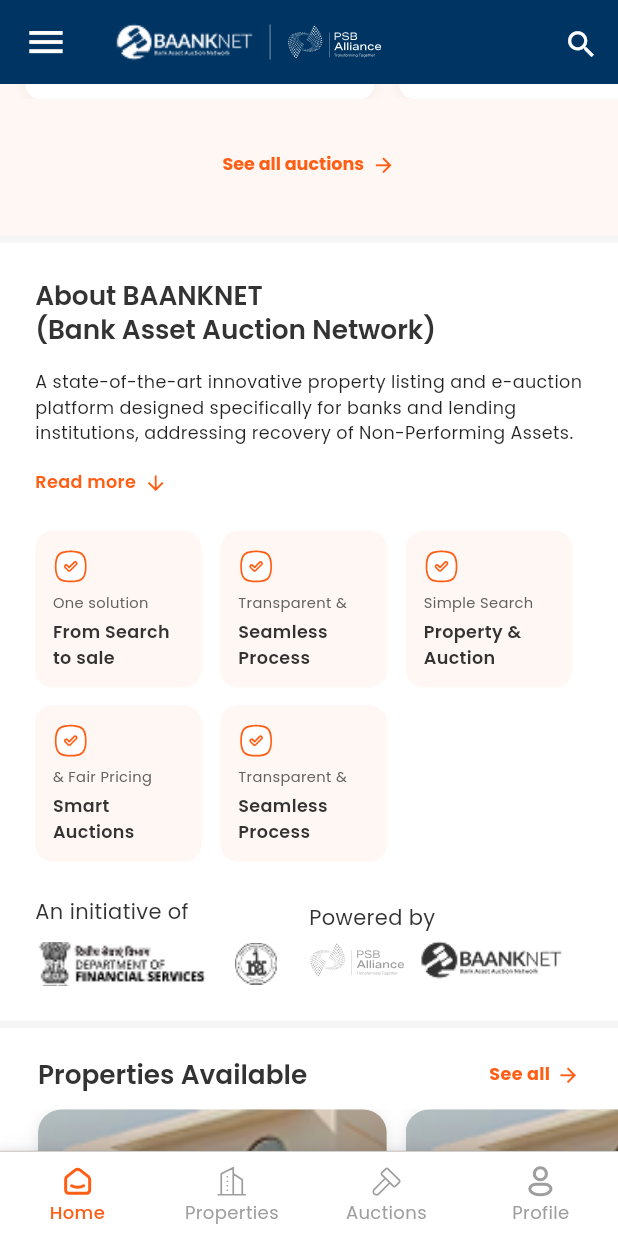
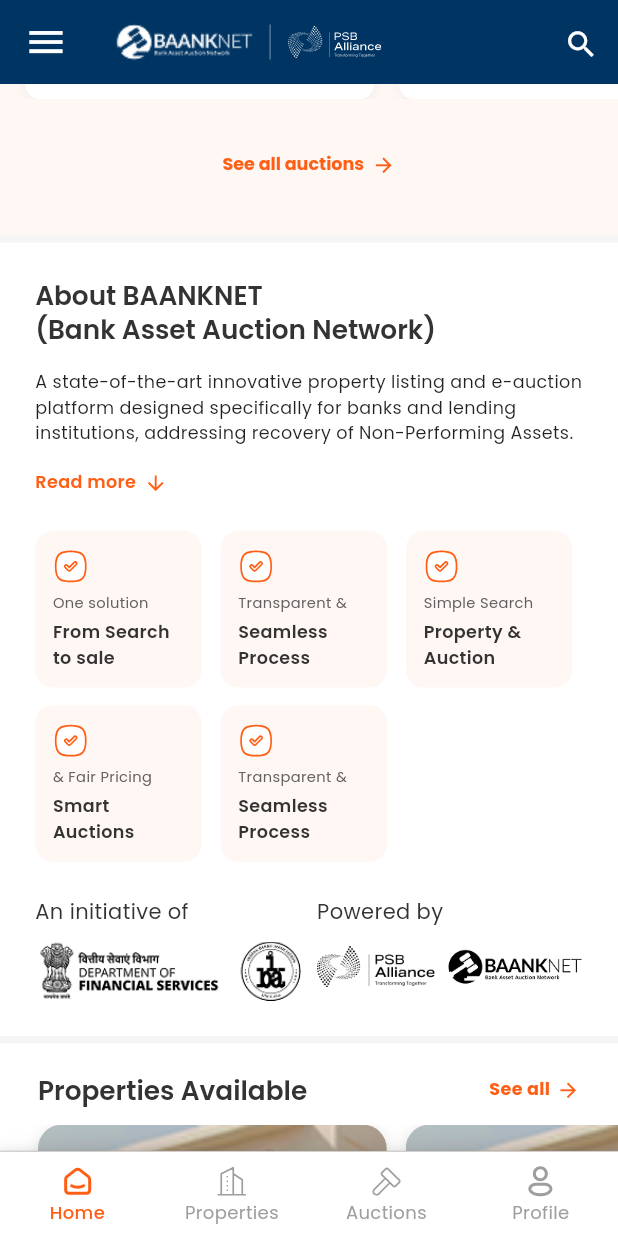
Before and after one commit to SiddhantDevTJ/baanknet-app, a Flutter app: the screen it shows after launch, scrolled down 1728 dp, on a phone screen of 412 x 824 dp. Run offline on Flutter 3.47's test engine with Material 3 defaults, Android fonts, the light colour scheme and no system bars; our stand-ins replace cached_network_image, carousel_slider, dio, flutter_screenutil, flutter_svg, get and 2 more.

```diff
--- a/lib/common/home_page_widgets/about_banknet_section.dart
+++ b/lib/common/home_page_widgets/about_banknet_section.dart
@@ -59,41 +59,36 @@
               ),
               SizedBox(height: 24.h),
               Row(
-                mainAxisAlignment: MainAxisAlignment.spaceBetween,
+                mainAxisAlignment: MainAxisAlignment.start,
+                crossAxisAlignment: CrossAxisAlignment.start,
                 children: [
                   Expanded(
+                    child: Container(
+                      // color: Colors.yellow,
                       child: Column(
+                        mainAxisAlignment: MainAxisAlignment.start,
                         crossAxisAlignment: CrossAxisAlignment.start,
                         children: [
                           Text('An initiative of'),
                           SizedBox(height: 10.h),
 
-                        Row(
-                          children: [
-                            MyImage(assetName: MyImagePath.image22, height: 30.h, width: 110.w),
-                            SizedBox(width: 16.w),
-                            MyImage(assetName: MyImagePath.image24),
-                          ],
-                        ),
+                          MyImage(assetName: MyImagePath.pbLogo1, color: AppTheme.blackColor),
                         ],
                       ),
                     ),
+                  ),
+                  SizedBox(width: 10.w),
                   Expanded(
                     child: Column(
+                      mainAxisAlignment: MainAxisAlignment.start,
+
                       crossAxisAlignment: CrossAxisAlignment.start,
 
                       children: [
                         Text('Powered by'),
-                        SizedBox(height: 5.h),
-                        Row(
-                          children: [
-                            MySvg(assetName: MyImagePath.psbAlliance, color: AppTheme.greyColor, width: 60.w),
-                            SizedBox(width: 10.w),
+                        SizedBox(height: 13.h),
 
-                            MyImage(assetName: MyImagePath.baankknet, width: 90.w),
-                            SizedBox(width: 10.w),
-                          ],
-                        ),
+                        MyImage(assetName: MyImagePath.pbLogo2, color: AppTheme.blackColor),
                       ],
                     ),
                   ),
--- a/lib/utils/theme/my_image_path.dart
+++ b/lib/utils/theme/my_image_path.dart
@@ -25,4 +25,6 @@
   static const String image40 = '${_basePath}image-40.png';
   static const String image41 = '${_basePath}image-41.png';
   static const String image42 = '${_basePath}image-42.png';
+  static const String pbLogo1 = '${_basePath}pb-logo1.png';
+  static const String pbLogo2 = '${_basePath}pb-logo2.png';
 }
--- a/pubspec.yaml
+++ b/pubspec.yaml
@@ -41,6 +41,7 @@
   get: ^4.7.2
   pretty_dio_logger: ^1.4.0
   carousel_slider: ^5.0.0
+  cached_network_image: ^3.4.1
 
 
 
```
Also changed, not shown: lib/common/global_widgets/my_cache_image.dart (added, +35 -0 lines), lib/modules/home_page/promoter_bank/promoter_bank_section.dart (+16 -8 lines), assets/image/pb-logo1.png (added), assets/image/pb-logo2.png (added), pubspec.lock, 2 other files. Lines whose indentation alone changed are shown as unchanged.
